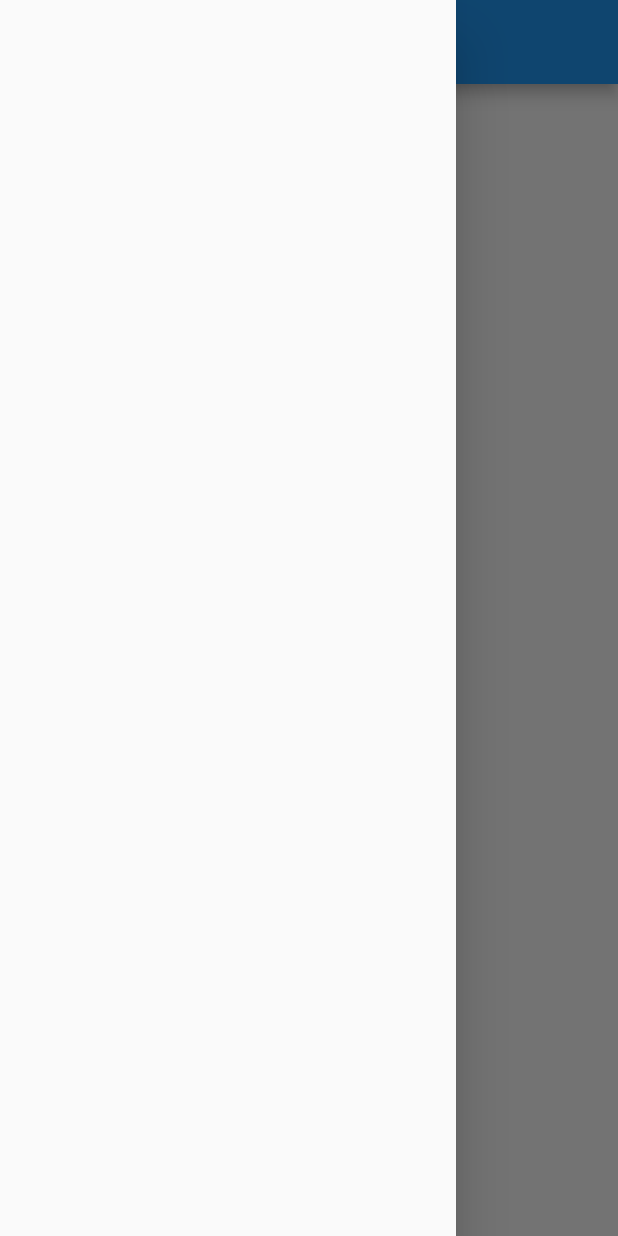
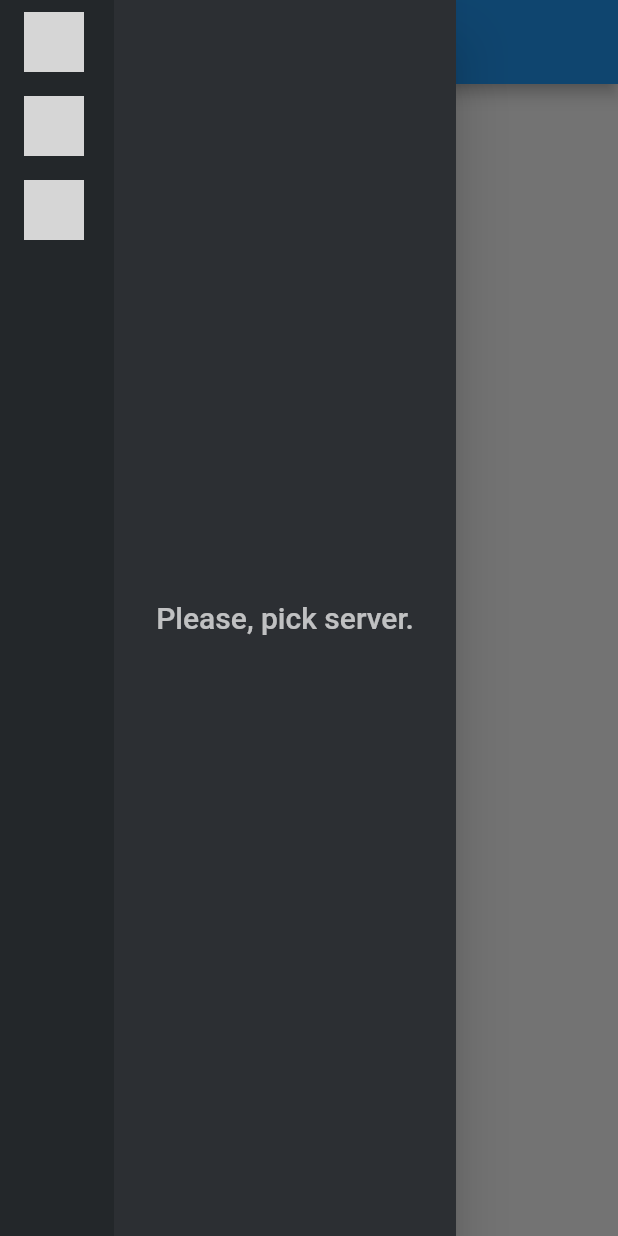
Before and after one commit to Dan-Crane/tmp_dis, a Flutter app: the screen it shows after launch, with the side drawer open, on a phone screen of 412 x 824 dp. Run offline on Flutter 3.47's test engine with Material 2 defaults, Android fonts, the light colour scheme and no system bars; our stand-ins replace expandable; network calls fail; grey boxes are pictures that could not be loaded.

Commit message:
first tmp

```diff
--- a/lib/features/drawer/presentation/drawer.dart
+++ b/lib/features/drawer/presentation/drawer.dart
@@ -1,10 +1,113 @@
+import 'package:dis_flutter/features/channel/domain/entities/channel.dart';
+import 'package:dis_flutter/features/drawer/presentation/widgets/selected_server.dart';
+import 'package:dis_flutter/features/drawer/presentation/widgets/server_list.dart';
+import 'package:dis_flutter/features/room/domain/entities/room.dart';
+import 'package:dis_flutter/features/server/domain/entities/server.dart';
 import 'package:flutter/material.dart';
 
-class DiscordDrawer extends StatelessWidget {
+final test = [
+  Server(
+    name: 'Server 1',
+    imgUrl:
+        'https://static.independent.co.uk/2020/09/22/09/Untitled.png?width=1200',
+    channels: [
+      Channel(
+        name: 'Work',
+        type: ChannelType.text,
+        rooms: [Room(name: 'Room 1')],
+      )
+    ],
+  ),
+  Server(
+    name: 'Server 2',
+    imgUrl: 'https://i.redd.it/e7zk3mde54021.jpg',
+    channels: [
+      Channel(
+        name: 'Game',
+        type: ChannelType.text,
+        rooms: [
+          Room(name: 'Room 1'),
+          Room(name: 'Room 3'),
+        ],
+      )
+    ],
+  ),
+  Server(
+    name: 'Server 2',
+    imgUrl:
+        'https://encrypted-tbn0.gstatic.com/images?q=tbn:ANd9GcSAvkwH3fKgR0hRne7z0VuhDCvxS9V4br_g7g&usqp=CAU',
+    channels: [
+      Channel(
+        name: 'Channel 1',
+        type: ChannelType.text,
+        rooms: [Room(name: 'Room 3')],
+      ),
+      Channel(
+        name: 'Channel 2',
+        type: ChannelType.text,
+        rooms: [
+          Room(name: 'Room 3'),
+          Room(name: 'Room 3'),
+          Room(name: 'Room 3'),
+        ],
+      ),
+      Channel(
+        name: 'Channel 1',
+        type: ChannelType.text,
+        rooms: [Room(name: 'Room 3')],
+      ),
+      Channel(
+        name: 'Channel 2',
+        type: ChannelType.text,
+        rooms: [
+          Room(name: 'Room 3'),
+          Room(name: 'Room 3'),
+          Room(name: 'Room 3'),
+        ],
+      )
+    ],
+  )
+];
+
+class DiscordDrawer extends StatefulWidget {
   const DiscordDrawer({Key? key}) : super(key: key);
 
   @override
+  State<DiscordDrawer> createState() => _DiscordDrawerState();
+}
+
+class _DiscordDrawerState extends State<DiscordDrawer> {
+  Server? selectedServer;
+  List<Server> servers = test;
+
+  @override
   Widget build(BuildContext context) {
-    return Drawer();
+    return Drawer(
+      backgroundColor: const Color.fromRGBO(35, 39, 42, 1),
+      child: Column(
+        children: [
+          Expanded(
+            child: Row(
+              children: [
+                Flexible(
+                  flex: 1,
+                  child: ServerList(
+                    servers: servers,
+                    selectedServer: selectedServer,
+                    onSelected: (server) => setState(
+                      () => selectedServer = server,
+                    ),
+                  ),
+                ),
+                Expanded(
+                  flex: 3,
+                  child: SelectedServer(selectedServer: selectedServer),
+                )
+              ],
+            ),
+          )
+        ],
+      ),
+    );
   }
 }
--- a/lib/features/drawer/presentation/widgets/channel_droplist/channel_droplist.dart
+++ b/lib/features/drawer/presentation/widgets/channel_droplist/channel_droplist.dart
@@ -37,23 +37,29 @@ class ChannelDroplist extends StatelessWidget {
                   Expanded(
                     child: Text(
                       channel.name,
-                      style: Theme.of(context)
-                          .textTheme
-                          .headline4
-                          ?.copyWith(fontWeight: FontWeight.w800),
+                      style: Theme.of(context).textTheme.bodyText1?.copyWith(
+                            fontWeight: FontWeight.w600,
+                            fontSize: 16,
+                            color: Colors.white24,
+                          ),
                     ),
                   ),
-                  IconButton(
-                    onPressed: () => print('add channel'),
-                    padding: EdgeInsets.zero,
-                    iconSize: 20,
-                    icon: const Icon(Icons.add),
+                  InkWell(
+                    onTap: () => print('add channel'),
+                    child: const SizedBox(
+                      height: 30,
+                      width: 30,
+                      child: Icon(
+                        Icons.add,
+                        color: Colors.white24,
+                      ),
+                    ),
                   ),
                 ],
               ),
               collapsed: const SizedBox(),
               expanded: Padding(
-                padding: const EdgeInsetsDirectional.only(start: 20),
+                padding: const EdgeInsetsDirectional.only(start: 30),
                 child: RoomsList(rooms: channel.rooms),
               ),
             ),
--- a/lib/features/drawer/presentation/widgets/channel_droplist/rooms_list.dart
+++ b/lib/features/drawer/presentation/widgets/channel_droplist/rooms_list.dart
@@ -16,13 +16,13 @@ class RoomsList extends StatelessWidget {
             final room = rooms[index];
 
             return Padding(
-              padding: const EdgeInsets.all(10.0),
+              padding: const EdgeInsets.symmetric(vertical: 4.0),
               child: Text(
                 room.name,
-                style: Theme.of(context)
-                    .textTheme
-                    .headline6
-                    ?.copyWith(fontWeight: FontWeight.w800),
+                style: Theme.of(context).textTheme.bodyText1?.copyWith(
+                      fontWeight: FontWeight.w800,
+                      color: Colors.white54,
+                    ),
               ),
             );
           },
--- /dev/null
+++ b/lib/features/drawer/presentation/widgets/channel_view.dart
@@ -0,0 +1,30 @@
+import 'package:dis_flutter/features/channel/domain/entities/channel.dart';
+import 'package:dis_flutter/features/drawer/presentation/widgets/channel_droplist/channel_droplist.dart';
+import 'package:flutter/material.dart';
+
+class ChannelView extends StatelessWidget {
+  final List<Channel> channels;
+
+  const ChannelView({
+    Key? key,
+    required this.channels,
+  }) : super(key: key);
+
+  @override
+  Widget build(BuildContext context) {
+    return Column(
+      children: [
+        Expanded(
+          child: ListView.builder(
+            itemCount: channels.length,
+            itemBuilder: (context, index) {
+              final channel = channels[index];
+
+              return ChannelDroplist(channel: channel);
+            },
+          ),
+        )
+      ],
+    );
+  }
+}
--- /dev/null
+++ b/lib/features/drawer/presentation/widgets/selected_server.dart
@@ -0,0 +1,47 @@
+import 'package:dis_flutter/features/drawer/presentation/widgets/channel_view.dart';
+import 'package:dis_flutter/features/server/domain/entities/server.dart';
+import 'package:flutter/material.dart';
+
+class SelectedServer extends StatelessWidget {
+  final Server? selectedServer;
+
+  const SelectedServer({Key? key, this.selectedServer}) : super(key: key);
+
+  @override
+  Widget build(BuildContext context) {
+    final unwrapServer = selectedServer;
+
+    return ColoredBox(
+      color: const Color.fromRGBO(44, 47, 51, 1),
+      child: SafeArea(
+        child: unwrapServer == null
+            ? Center(
+                child: Text(
+                  'Please, pick server.',
+                  style: Theme.of(context)
+                      .textTheme
+                      .headline6
+                      ?.copyWith(color: Colors.white70),
+                ),
+              )
+            : Column(
+                children: [
+                  Text(
+                    unwrapServer.name,
+                    style: Theme.of(context).textTheme.headline3?.copyWith(
+                          fontWeight: FontWeight.w600,
+                          color: Colors.white70,
+                        ),
+                  ),
+                  Expanded(
+                    child: Padding(
+                      padding: const EdgeInsets.all(8.0),
+                      child: ChannelView(channels: unwrapServer.channels),
+                    ),
+                  ),
+                ],
+              ),
+      ),
+    );
+  }
+}
--- a/lib/features/drawer/presentation/widgets/server_icon.dart
+++ b/lib/features/drawer/presentation/widgets/server_icon.dart
@@ -17,6 +17,7 @@ class ServeerIcon extends StatelessWidget {
     return InkWell(
       onTap: onTap,
       child: Row(
+        mainAxisSize: MainAxisSize.min,
         children: [
           if (isActive)
             Container(
@@ -24,7 +25,7 @@ class ServeerIcon extends StatelessWidget {
               height: 40,
               margin: const EdgeInsets.only(right: 10),
               decoration: const BoxDecoration(
-                color: Colors.black,
+                color: Colors.white70,
                 borderRadius: BorderRadius.only(
                   topRight: Radius.circular(8.0),
                   bottomRight: Radius.circular(8.0),
@@ -35,7 +36,7 @@ class ServeerIcon extends StatelessWidget {
             const SizedBox(width: 16),
           CircleAvatar(
             backgroundImage: NetworkImage(urlPath),
-            radius: 30,
+            radius: 20,
           ),
         ],
       ),
--- /dev/null
+++ b/lib/features/drawer/presentation/widgets/server_list.dart
@@ -0,0 +1,35 @@
+import 'package:dis_flutter/features/drawer/presentation/widgets/server_icon.dart';
+import 'package:dis_flutter/features/server/domain/entities/server.dart';
+import 'package:flutter/material.dart';
+
+class ServerList extends StatelessWidget {
+  final List<Server> servers;
+  final Server? selectedServer;
+  final ValueSetter<Server> onSelected;
+
+  const ServerList({
+    Key? key,
+    required this.servers,
+    required this.selectedServer,
+    required this.onSelected,
+  }) : super(key: key);
+
+  @override
+  Widget build(BuildContext context) {
+    return ListView.builder(
+      itemCount: servers.length,
+      itemBuilder: (context, index) {
+        final server = servers[index];
+
+        return Padding(
+          padding: const EdgeInsets.symmetric(vertical: 8.0),
+          child: ServeerIcon(
+            urlPath: server.imgUrl,
+            isActive: selectedServer == server,
+            onTap: () => onSelected.call(server),
+          ),
+        );
+      },
+    );
+  }
+}
```
